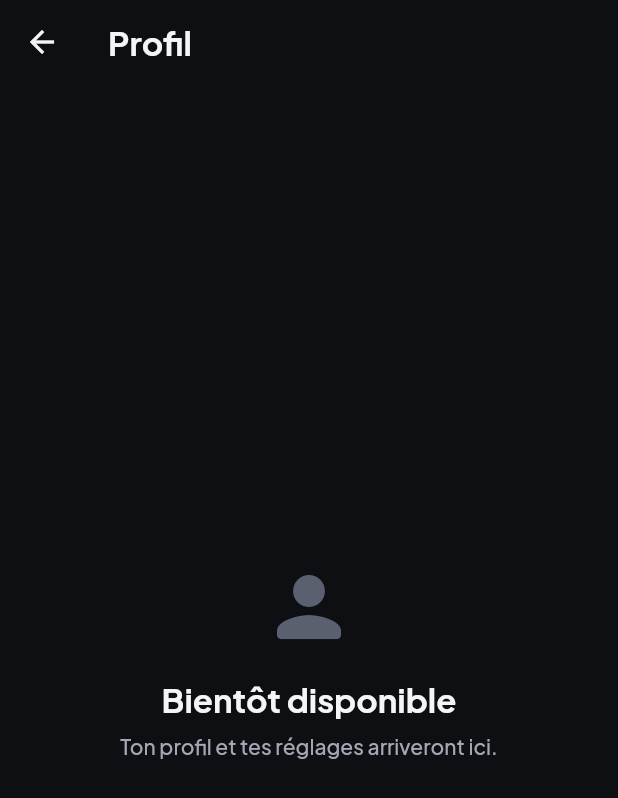
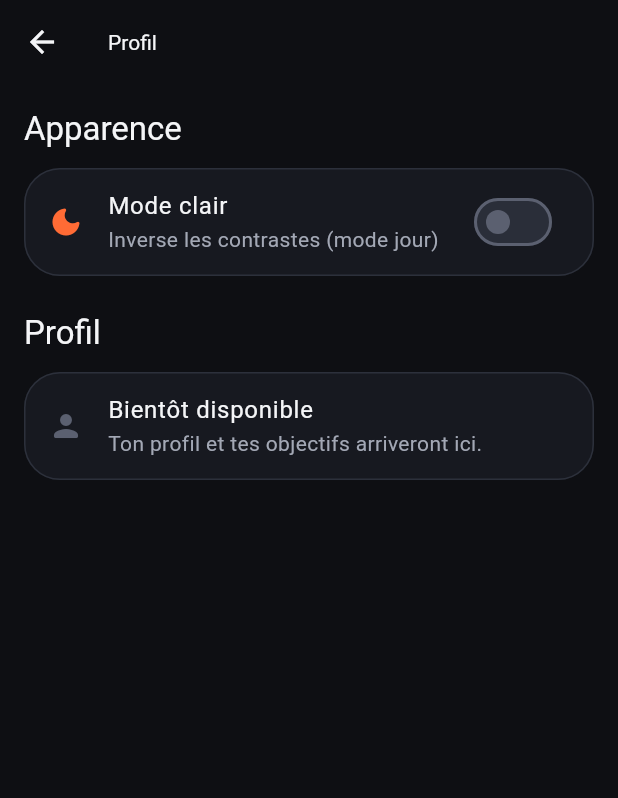
Before and after one commit to yoannbarbin-netizen/Yowda, a Flutter app: the ProfilPage screen opened directly, on a phone screen of 412 x 824 dp. Shown: the top 798 px of the screen. Run offline on Flutter 3.47's test engine with Material 3 defaults, Android fonts, the phone set to English and light mode, and no system bars; our stand-ins replace google_fonts, hive_flutter; missing offline and left inert: model_viewer_plus; accounts and stored records are empty.

Commit message:
Ajout Fonctionnalité : Mode Nuit/Jour + Mode Recherche

```diff
--- /dev/null
+++ b/lib/data/reglages.dart
@@ -0,0 +1,28 @@
+import "package:flutter/foundation.dart";
+import "package:hive_flutter/hive_flutter.dart";
+
+/// Réglages persistants de l'app (box Hive « reglages »).
+/// Le mode clair est exposé via [reglagesModeClair] : toute l'application se
+/// reconstruit automatiquement quand il change.
+final ValueNotifier<bool> reglagesModeClair = ValueNotifier<bool>(false);
+
+class Reglages {
+  static const String _boxName = "reglages";
+  static const String _cleModeClair = "mode_clair";
+
+  /// Ouvre la box de réglages et charge les valeurs sauvegardées.
+  static Future<void> init() async {
+    final box = await Hive.openBox(_boxName);
+    reglagesModeClair.value = box.get(_cleModeClair, defaultValue: false) as bool;
+  }
+
+  /// Active/désactive le mode clair et sauvegarde le choix sur disque.
+  static Future<void> setModeClair(bool clair) async {
+    reglagesModeClair.value = clair;
+    if (Hive.isBoxOpen(_boxName)) {
+      final box = Hive.box(_boxName);
+      await box.put(_cleModeClair, clair);
+      await box.flush();
+    }
+  }
+}
--- a/lib/pages/profil_page.dart
+++ b/lib/pages/profil_page.dart
@@ -1,8 +1,9 @@
 import 'package:flutter/material.dart';
 
+import '../data/reglages.dart';
 import '../theme/app_theme.dart';
 
-/// Profil : à venir (réglages, objectifs...).
+/// Profil : réglages de l'app (mode clair/sombre...).
 class ProfilPage extends StatelessWidget {
   const ProfilPage({super.key});
 
@@ -12,25 +13,38 @@ class ProfilPage extends StatelessWidget {
     final s = t.colorScheme;
     return Scaffold(
       appBar: AppBar(title: const Text('Profil')),
-      body: Center(
-        child: Padding(
-          padding: const EdgeInsets.all(Sp.xl),
-          child: Column(
-            mainAxisSize: MainAxisSize.min,
-            children: [
-              Icon(Icons.person_rounded, size: 64, color: s.outline),
-              const SizedBox(height: Sp.lg),
-              Text('Bientôt disponible', style: t.textTheme.titleLarge),
-              const SizedBox(height: Sp.sm),
-              Text(
-                'Ton profil et tes réglages arriveront ici.',
-                style: t.textTheme.bodyMedium
-                    ?.copyWith(color: s.onSurfaceVariant),
-                textAlign: TextAlign.center,
+      body: ListView(
+        padding: const EdgeInsets.all(Sp.lg),
+        children: [
+          Text('Apparence', style: t.textTheme.titleLarge),
+          const SizedBox(height: Sp.md),
+          Card(
+            child: ValueListenableBuilder<bool>(
+              valueListenable: reglagesModeClair,
+              builder: (context, modeClair, _) => SwitchListTile(
+                secondary: Icon(
+                  modeClair ? Icons.light_mode_rounded : Icons.dark_mode_rounded,
+                  color: s.primary,
+                ),
+                title: const Text('Mode clair'),
+                subtitle: const Text('Inverse les contrastes (mode jour)'),
+                value: modeClair,
+                onChanged: (v) => Reglages.setModeClair(v),
               ),
-            ],
+            ),
           ),
-        ),
+          const SizedBox(height: Sp.xl),
+          Text('Profil', style: t.textTheme.titleLarge),
+          const SizedBox(height: Sp.md),
+          Card(
+            child: ListTile(
+              leading: Icon(Icons.person_rounded, color: s.outline),
+              title: const Text('Bientôt disponible'),
+              subtitle: const Text('Ton profil et tes objectifs arriveront ici.'),
+            ),
+          ),
+          const SizedBox(height: Sp.xl),
+        ],
       ),
     );
   }
--- a/lib/theme/app_theme.dart
+++ b/lib/theme/app_theme.dart
@@ -1,6 +1,8 @@
 // lib/theme/app_theme.dart
 // Flutter >= 3.27 (CardThemeData, Color.withValues). Sur une version plus ancienne :
 // CardTheme au lieu de CardThemeData et withOpacity() au lieu de withValues(alpha:).
+import 'dart:io';
+
 import 'package:flutter/material.dart';
 import 'package:flutter/services.dart';
 import 'package:google_fonts/google_fonts.dart';
@@ -270,6 +272,9 @@ abstract final class AppTheme {
   }
 
   static TextTheme _textTheme(TextTheme base, ColorScheme s) {
+    // En test (flutter test), google_fonts ne peut pas charger les polices
+    // (pas de réseau ni d'assets) : on garde la police par défaut.
+    if (Platform.environment.containsKey('FLUTTER_TEST')) return base;
     // Construit les styles un par un (on évite volontairement l'API TextTheme de
     // google_fonts : elle n'est pas compatible entre flutter/material et material_ui).
     TextStyle jakarta({
```
Also changed, not shown: lib/main.dart (+7 -2 lines), lib/pages/accueil_page.dart (+14 -1 lines), lib/pages/recherche_page.dart (added, +216 -0 lines), 4 other files.
